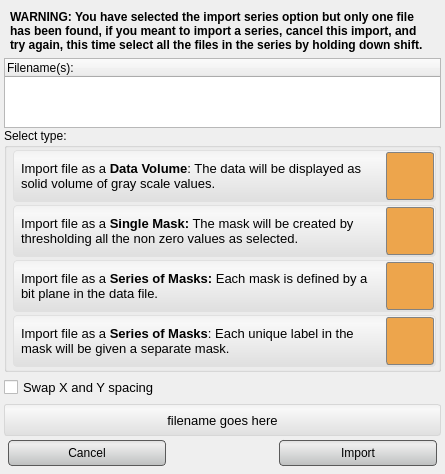
Old version of the form src/Interface/Application/LayerImporterWidget.ui in the repository SCIInstitute/Seg3D.
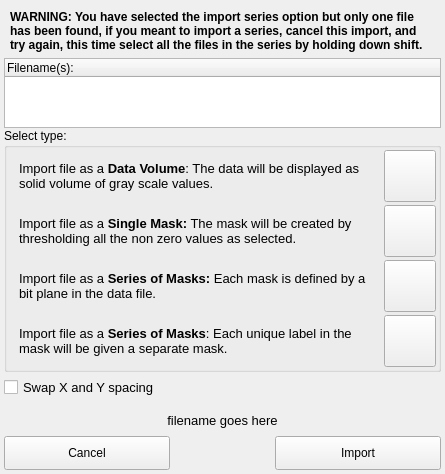
New version of the form. Icons and pictures are not drawn. Custom widgets are drawn as their Qt base class.

Patch:
```diff
--- a/src/Interface/Application/LayerImporterWidget.ui
+++ b/src/Interface/Application/LayerImporterWidget.ui
@@ -19,166 +19,6 @@
   <property name="windowTitle">
    <string>LayerImporterWidget</string>
   </property>
-  <property name="styleSheet">
-   <string notr="true">QPushButton{
-  background-color: qlineargradient(spread:pad, x1:0.5, y1:0, x2:0.5, y2:0.960227, stop:0 rgba(221, 221, 221, 255), stop:0.155779 rgba(238, 238, 238, 255), stop:1 rgba(192, 194, 194, 255));
-  border-radius: 4px;
-  border: 1px solid rgb(90, 90, 90);
-  margin:4px;
-}
-
-QPushButton:hover{
-  background-color: qlineargradient(spread:pad, x1:0.5, y1:0, x2:0.5, y2:1, stop:0 rgba(195, 195, 195, 255), stop:0.253769 rgba(206, 206, 206, 255), stop:1 rgba(185, 185, 185, 255));
-  border-radius: 4px;
-  border: 1px solid rgb(90, 90, 90);
-  margin:4px;
-}
-
-QPushButton:pressed{
-  background-color: qlineargradient(spread:pad, x1:0.5, y1:0, x2:0.5, y2:1, stop:0 rgba(150, 150, 150, 255), stop:0.753769 rgba(206, 206, 206, 255), stop:1 rgba(185, 185, 185, 255));
-  border-radius: 4px;
-  border: 1px solid rgb(90, 90, 90);
-  margin:4px;
-}
-
-QPushButton#mask_single_button:checked{
-  background-color: qlineargradient(spread:pad, x1:0.5, y1:0, x2:0.5, y2:0.960227, stop:0 rgba(80, 80, 80, 50), stop:0.155779 rgba(90, 90, 90, 50), stop:1 rgba(78, 78, 78, 50));
-  border-radius: 4px;
-  border: 2px solid rgb( 90,90,90 );
-}
-QPushButton#mask_single_button:pressed{
-  background-color: qlineargradient(spread:pad, x1:0.5, y1:0, x2:0.5, y2:0.960227, stop:0 rgba(80, 80, 80, 150), stop:0.155779 rgba(90, 90, 90, 150), stop:1 rgba(78, 78, 78, 150));
-  border-radius: 4px;
-  border: 2px solid rgb( 90,90,90 );
-}
-QPushButton#mask_single_button{}
-
-QPushButton#data_volume_button:checked{
-  background-color: qlineargradient(spread:pad, x1:0.5, y1:0, x2:0.5, y2:0.960227, stop:0 rgba(80, 80, 80, 50), stop:0.155779 rgba(90, 90, 90, 50), stop:1 rgba(78, 78, 78, 50));
-  border-radius: 4px;
-  border: 2px solid rgb( 90,90,90 );
-}
-QPushButton#data_volume_button:pressed{
-  background-color: qlineargradient(spread:pad, x1:0.5, y1:0, x2:0.5, y2:0.960227, stop:0 rgba(80, 80, 80, 150), stop:0.155779 rgba(90, 90, 90, 150), stop:1 rgba(78, 78, 78, 150));;
-  border-radius: 4px;
-  border: 2px solid rgb( 90,90,90 );
-}
-QPushButton#data_volume_button{}
-
-QPushButton#mask_1234_button:checked{
-  background-color: qlineargradient(spread:pad, x1:0.5, y1:0, x2:0.5, y2:0.960227, stop:0 rgba(80, 80, 80, 50), stop:0.155779 rgba(90, 90, 90, 50), stop:1 rgba(78, 78, 78, 50));
-  border-radius: 4px;
-  border: 2px solid rgb( 90,90,90 );
-}
-QPushButton#mask_1234_button:pressed{
-  background-color: qlineargradient(spread:pad, x1:0.5, y1:0, x2:0.5, y2:0.960227, stop:0 rgba(80, 80, 80, 150), stop:0.155779 rgba(90, 90, 90, 150), stop:1 rgba(78, 78, 78, 150));
-  border-radius: 4px;
-  border: 2px solid rgb( 90,90,90 );
-}
-QPushButton#mask_1234_button{}
-
-QPushButton#mask_1248_button:checked{
-  background-color: qlineargradient(spread:pad, x1:0.5, y1:0, x2:0.5, y2:0.960227, stop:0 rgba(80, 80, 80, 50), stop:0.155779 rgba(90, 90, 90, 50), stop:1 rgba(78, 78, 78, 50));
-  border-radius: 4px;
-  border: 2px solid rgb( 90,90,90 );
-}
-QPushButton#mask_1248_button:pressed{
-  background-color: qlineargradient(spread:pad, x1:0.5, y1:0, x2:0.5, y2:0.960227, stop:0 rgba(80, 80, 80, 150), stop:0.155779 rgba(90, 90, 90, 150), stop:1 rgba(78, 78, 78, 150));
-  border-radius: 4px;
-  border: 2px solid rgb( 90,90,90 );
-}
-QPushButton#mask_1248_button{}
-
-QWidget#data_{
-  background-color: qlineargradient(spread:pad, x1:0.5, y1:0, x2:0.5, y2:0.960227, stop:0 rgba(241, 241, 241, 255), stop:0.155779 rgba(248, 248, 248, 255), stop:1 rgba(224, 224, 224, 255));
-  border-radius: 4px;
-  border: 1px solid  rgb( 224, 224, 224 );
-}
-
-QWidget#single_mask_{
-  background-color: qlineargradient(spread:pad, x1:0.5, y1:0, x2:0.5, y2:0.960227, stop:0 rgba(241, 241, 241, 255), stop:0.155779 rgba(248, 248, 248, 255), stop:1 rgba(224, 224, 224, 255));
-  border-radius: 4px;
-  border: 1px solid  rgb( 224, 224, 224 );
-}
-
-QWidget#bitplane_mask_{
-  background-color: qlineargradient(spread:pad, x1:0.5, y1:0, x2:0.5, y2:0.960227, stop:0 rgba(241, 241, 241, 255), stop:0.155779 rgba(248, 248, 248, 255), stop:1 rgba(224, 224, 224, 255));
-  border-radius: 4px;
-  border: 1px solid  rgb( 224, 224, 224 );
-}
-
-QWidget#label_mask_{
-  background-color: qlineargradient(spread:pad, x1:0.5, y1:0, x2:0.5, y2:0.960227, stop:0 rgba(241, 241, 241, 255), stop:0.155779 rgba(248, 248, 248, 255), stop:1 rgba(224, 224, 224, 255));
-  border-radius: 4px;
-  border: 1px solid  rgb( 224, 224, 224 );
-}
-
-QWidget#scanning_file_{
-  background-color: qlineargradient(spread:pad, x1:0.5, y1:0, x2:0.5, y2:0.960227, stop:0 rgba(241, 241, 241, 255), stop:0.155779 rgba(248, 248, 248, 255), stop:1 rgba(224, 224, 224, 255));
-  border-radius: 3px;
-  border: 1px solid  rgb( 215, 215, 215 );
-}
-
-QWidget#data_volume_icon_widget_{
-  background-color: rgb( 237, 165, 76 );
-  border-radius: 3px;
-  border: 1px solid rgb(130, 130, 130);
-}
-
-QWidget#single_mask_icon_widget_{
-  background-color: rgb( 237, 165, 76 );
-  border-radius: 3px;
-  border: 1px solid rgb(130, 130, 130);
-}
-
-QWidget#series_of_masks_1234_icon_widget_{
-  background-color: rgb( 237, 165, 76 );
-  border-radius: 3px;
-  border: 1px solid rgb(130, 130, 130);
-}
-
-QWidget#series_of_masks_1248_icon_widget_{
-  background-color: rgb( 237, 165, 76 );
-  border-radius: 3px;
-  border: 1px solid rgb(130, 130, 130);
-}
-QToolButton#data_button_{
-  border: 1px solid rgba( 0, 0, 0, 0 );
-  background-color: rgba( 0, 0, 0, 0 );
-}
-QToolButton#data_button_:pressed{
-  border: 1px solid rgba( 0, 0, 0, 0 );
-  background-color: rgba( 0, 0, 0, 0 );
-}
-
-QToolButton#single_mask_button_{
-  border: 1px solid rgba( 0, 0, 0, 0 );
-  background-color: rgba( 0, 0, 0, 0 );
-}
-QToolButton#single_mask_button_:pressed{
-  border: 1px solid rgba( 0, 0, 0, 0 );
-  background-color: rgba( 0, 0, 0, 0 );
-}
-
-QToolButton#series_1248_button_{
-  border: 1px solid rgba( 0, 0, 0, 0 );
-  background-color: rgba( 0, 0, 0, 0 );
-}
-QToolButton#series_1248_button_:pressed{
-  border: 1px solid rgba( 0, 0, 0, 0 );
-  background-color: rgba( 0, 0, 0, 0 );
-}
-
-QToolButton#series_1234_button_{
-  border: 1px solid rgba( 0, 0, 0, 0 );
-  background-color: rgba( 0, 0, 0, 0 );
-}
-QToolButton#series_1234_button_:pressed{
-  border: 1px solid rgba( 0, 0, 0, 0 );
-  background-color: rgba( 0, 0, 0, 0 );
-}
-</string>
-  </property>
   <layout class="QVBoxLayout" name="verticalLayout_2">
    <property name="spacing">
     <number>0</number>
@@ -317,17 +157,17 @@
         </property>
         <layout class="QHBoxLayout" name="horizontalLayout_5">
          <property name="spacing">
-          <number>4</number>
+          <number>0</number>
          </property>
          <property name="margin">
-          <number>2</number>
+          <number>0</number>
          </property>
          <item>
           <widget class="QWidget" name="widget" native="true">
            <property name="maximumSize">
             <size>
              <width>16777215</width>
-             <height>46</height>
+             <height>52</height>
             </size>
            </property>
            <layout class="QHBoxLayout" name="horizontalLayout_6">
@@ -358,14 +198,14 @@
           <widget class="QWidget" name="data_volume_icon_widget_" native="true">
            <property name="minimumSize">
             <size>
-             <width>48</width>
-             <height>48</height>
+             <width>52</width>
+             <height>52</height>
             </size>
            </property>
            <property name="maximumSize">
             <size>
-             <width>48</width>
-             <height>48</height>
+             <width>52</width>
+             <height>52</height>
             </size>
            </property>
            <layout class="QHBoxLayout" name="horizontalLayout_15">
@@ -392,8 +232,8 @@
               </property>
               <property name="iconSize">
                <size>
-                <width>38</width>
-                <height>38</height>
+                <width>49</width>
+                <height>52</height>
                </size>
               </property>
              </widget>
@@ -420,17 +260,17 @@
         </property>
         <layout class="QHBoxLayout" name="horizontalLayout_12">
          <property name="spacing">
-          <number>4</number>
+          <number>0</number>
          </property>
          <property name="margin">
-          <number>2</number>
+          <number>0</number>
          </property>
          <item>
           <widget class="QWidget" name="widget_4" native="true">
            <property name="maximumSize">
             <size>
              <width>16777215</width>
-             <height>46</height>
+             <height>52</height>
             </size>
            </property>
            <layout class="QHBoxLayout" name="horizontalLayout_7">
@@ -461,14 +301,14 @@
           <widget class="QWidget" name="single_mask_icon_widget_" native="true">
            <property name="minimumSize">
             <size>
-             <width>48</width>
-             <height>48</height>
+             <width>52</width>
+             <height>52</height>
             </size>
            </property>
            <property name="maximumSize">
             <size>
-             <width>48</width>
-             <height>48</height>
+             <width>52</width>
+             <height>52</height>
             </size>
            </property>
            <layout class="QHBoxLayout" name="horizontalLayout_14">
@@ -495,8 +335,8 @@
               </property>
               <property name="iconSize">
                <size>
-                <width>38</width>
-                <height>38</height>
+                <width>49</width>
+                <height>52</height>
                </size>
               </property>
              </widget>
@@ -523,10 +363,10 @@
         </property>
         <layout class="QHBoxLayout" name="horizontalLayout_11">
          <property name="spacing">
-          <number>4</number>
+          <number>0</number>
          </property>
          <property name="margin">
-          <number>2</number>
+          <number>0</number>
          </property>
          <item>
           <widget class="QWidget" name="widget_11" native="true">
@@ -564,14 +404,14 @@
           <widget class="QWidget" name="series_of_masks_1248_icon_widget_" native="true">
            <property name="minimumSize">
             <size>
-             <width>48</width>
-             <height>48</height>
+             <width>52</width>
+             <height>52</height>
             </size>
            </property>
            <property name="maximumSize">
             <size>
-             <width>48</width>
-             <height>48</height>
+             <width>52</width>
+             <height>52</height>
             </size>
            </property>
            <layout class="QHBoxLayout" name="horizontalLayout">
@@ -598,8 +438,8 @@
               </property>
               <property name="iconSize">
                <size>
-                <width>38</width>
-                <height>38</height>
+                <width>49</width>
+                <height>52</height>
                </size>
               </property>
              </widget>
@@ -626,10 +466,10 @@
         </property>
         <layout class="QHBoxLayout" name="horizontalLayout_10">
          <property name="spacing">
-          <number>4</number>
+          <number>0</number>
          </property>
          <property name="margin">
-          <number>2</number>
+          <number>0</number>
          </property>
          <item>
           <widget class="QWidget" name="widget_9" native="true">
@@ -667,14 +507,14 @@
           <widget class="QWidget" name="series_of_masks_1234_icon_widget_" native="true">
            <property name="minimumSize">
             <size>
-             <width>48</width>
-             <height>48</height>
+             <width>52</width>
+             <height>52</height>
             </size>
            </property>
            <property name="maximumSize">
             <size>
-             <width>48</width>
-             <height>48</height>
+             <width>52</width>
+             <height>52</height>
             </size>
            </property>
            <layout class="QHBoxLayout" name="horizontalLayout_16">
@@ -701,8 +541,8 @@
               </property>
               <property name="iconSize">
                <size>
-                <width>38</width>
-                <height>38</height>
+                <width>49</width>
+                <height>52</height>
                </size>
               </property>
              </widget>
```
Left out of the diff: 8 changed lines with no effect on the pictures.
